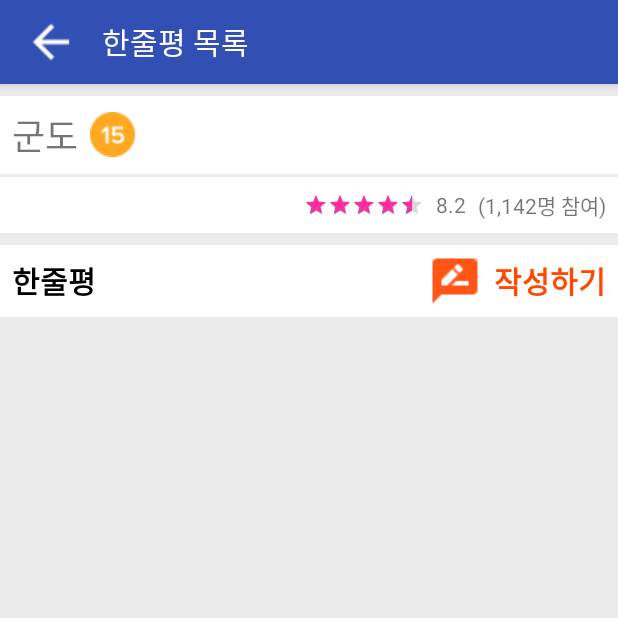
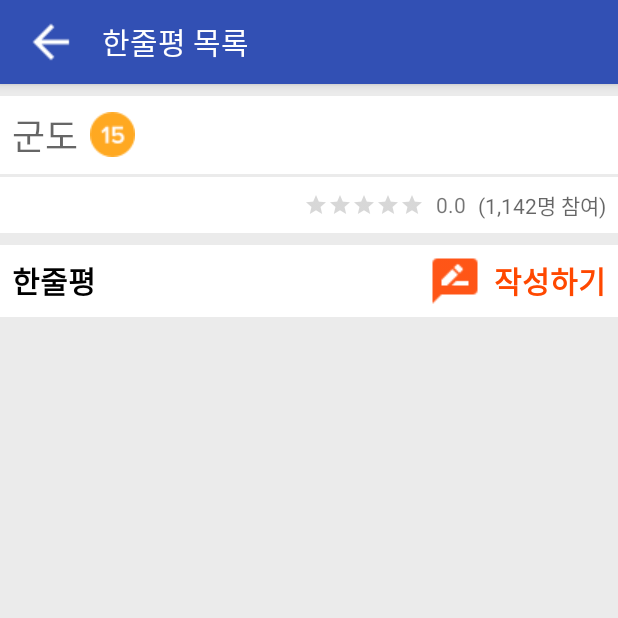
Before and after one commit to calmdawn/AndroidProject_boostcourse, an Android app: the SeeAllReviewActivity screen opened directly, with no data from a screen before it, on a phone screen of 412 x 824 dp, the top half of it. Run offline under Robolectric (Android 15) with nearby library versions, the phone set to English and light mode, and no system bars; our stand-ins replace Volley; network calls fail.

Commit message:
AndroidProject_E complete, do need Refactoring

```diff
--- a/AndroidProject_E/app/src/main/java/com/example/boostcoursemoblieproject/ListViewAdapter.java
+++ b/AndroidProject_E/app/src/main/java/com/example/boostcoursemoblieproject/ListViewAdapter.java
@@ -49,6 +49,7 @@ public class ListViewAdapter extends BaseAdapter {
         }
         Users item = reviewItems.get(position);
         reviewItemsView.setProfileImgView(item.imgRes);
+        reviewItemsView.setDateTextView(item.date);
         reviewItemsView.setScoreRatingBar(item.starScore);
         reviewItemsView.setNameTextView(item.name);
         reviewItemsView.setCommentTextView(item.comment);
--- a/AndroidProject_E/app/src/main/java/com/example/boostcoursemoblieproject/MoviePosterContainerFragment.java
+++ b/AndroidProject_E/app/src/main/java/com/example/boostcoursemoblieproject/MoviePosterContainerFragment.java
@@ -46,8 +46,6 @@ public class MoviePosterContainerFragment extends Fragment {
         Point size = new Point();
         display.getRealSize(size);
         int padding = (size.x) / 9;
-        //int padding = (int) (40 * getResources().getDisplayMetrics().density);   dp를 px로 변환
-
 
         //  영화 목록 + 뷰페이저
         viewPager = rootView.findViewById(R.id.fragment_movie_poster_container_viewpager);
@@ -104,7 +102,6 @@ public class MoviePosterContainerFragment extends Fragment {
 
     public void processResponseConvertGson(String response) {
         Gson gson = new Gson();
-
         ResponseMovieInfo responseMovieInfo = gson.fromJson(response, ResponseMovieInfo.class);
 
         if (responseMovieInfo.code == 200) {
--- a/AndroidProject_E/app/src/main/java/com/example/boostcoursemoblieproject/SeeAllReviewActivity.java
+++ b/AndroidProject_E/app/src/main/java/com/example/boostcoursemoblieproject/SeeAllReviewActivity.java
@@ -10,20 +10,29 @@ import android.view.View;
 import android.widget.Button;
 import android.widget.ImageButton;
 import android.widget.ListView;
+import android.widget.RatingBar;
+import android.widget.TextView;
 import android.widget.Toast;
 
-import java.util.ArrayList;
+import com.android.volley.Request;
+import com.android.volley.Response;
+import com.android.volley.VolleyError;
+import com.android.volley.toolbox.StringRequest;
+import com.google.gson.Gson;
 
 public class SeeAllReviewActivity extends AppCompatActivity implements View.OnClickListener {
 
+
+    public static final int REQUEST_CODE_OF_SEE_ALL_REVIEW_ACTIVITY = 3000;
+    public static final int RESULT_CODE_OF_SEE_ALL_REVIEW_ACTIVITY = 3001;
     private ListView seeAllListView;
     private ListViewAdapter seeAllAdapter;
     private CustomToast customToast;
 
-    public static final int REQUEST_CODE_OF_SEE_ALL_REVIEW_ACTIVITY = 3000;
-    public static final int RESULT_CODE_OF_SEE_ALL_REVIEW_ACTIVITY = 3001;
+    private int movieId;
+    private CommentList commentList;
 
-    private int movieId;
+    private TextView reviewPeopleTv;
 
     @Override
     protected void onCreate(Bundle savedInstanceState) {
@@ -34,6 +43,20 @@ public class SeeAllReviewActivity extends AppCompatActivity implements View.OnCl
 
         customToast = new CustomToast(getApplicationContext());
 
+        movieId = getIntent().getIntExtra(MovieDetailInfoFragment.FRAGMENT_INFO_DETAIL_MOVIE_ID, 0);
+        String movieName = getIntent().getStringExtra(MovieDetailInfoFragment.FRAGMENT_INFO_DETAIL_MOVIE_NAME);
+        float rating = getIntent().getFloatExtra(MovieDetailInfoFragment.FRAGMENT_INFO_DETAIL_MOVIE_RATE, 0);
+
+        TextView titleMovieNameTv = findViewById(R.id.activity_see_all_review_title_tv);
+        TextView ratingbarTv = findViewById(R.id.activity_see_all_review_ratingbar_tv);
+        reviewPeopleTv = findViewById(R.id.activity_see_all_review_people_tv);
+
+        titleMovieNameTv.setText(movieName);
+        ratingbarTv.setText(String.valueOf(rating));
+
+        RatingBar ratingBar = findViewById(R.id.activity_see_all_review_ratingbar);
+        ratingBar.setRating(rating);
+
         ImageButton backImgBtn = findViewById(R.id.activity_see_all_review_back_iv);
         Button writeBtn = findViewById(R.id.activity_see_all_review_write_btn);
 
@@ -41,13 +64,56 @@ public class SeeAllReviewActivity extends AppCompatActivity implements View.OnCl
         seeAllAdapter = new ListViewAdapter(getApplicationContext());
         seeAllListView.setAdapter(seeAllAdapter);
 
-        setListViewData(getIntent());
-
         backImgBtn.setOnClickListener(this);
         writeBtn.setOnClickListener(this);
 
-        Intent intent = getIntent();
-        movieId = intent.getIntExtra(MovieDetailInfoFragment.ARG_PARAM_INFO_DETAIL_MOVIE_ID, 0);
+        requestAllCommentList(movieId);
+
+    }
+
+    private void requestAllCommentList(int movieId) {
+        String url = "http://" + AppHelper.host + ":" + AppHelper.port + "/movie/readCommentList";
+        url += "?" + "id=" + movieId + "&" + "limit=" + "all";
+
+        StringRequest request = new StringRequest(
+                Request.Method.GET,
+                url,
+                new Response.Listener<String>() {
+                    @Override
+                    public void onResponse(String response) {
+                        processResponseConvertGson(response);
+                        setListViewAllCommentList();
+                        reviewPeopleTv.setText("(" + commentList.result.size() + "명 참여)");
+                    }
+                },
+                new Response.ErrorListener() {
+                    @Override
+                    public void onErrorResponse(VolleyError error) {
+
+                    }
+                }
+        );
+
+        request.setShouldCache(false);
+        AppHelper.requestQueue.add(request);
+
+    }
+
+    private void setListViewAllCommentList() {
+        for (int i = 0; i < commentList.result.size(); i++) {
+            seeAllAdapter.addItem(new Users(commentList.result.get(i).writer, commentList.result.get(i).time, commentList.result.get(i).contents, R.drawable.user1, commentList.result.get(i).rating));
+        }
+        seeAllListView.setAdapter(seeAllAdapter);
+    }
+
+    public void processResponseConvertGson(String response) {
+        Gson gson = new Gson();
+        ResponseMovieInfo responseMovieInfo = gson.fromJson(response, ResponseMovieInfo.class);
+
+        if (responseMovieInfo.code == 200) {
+            commentList = gson.fromJson(response, CommentList.class);
+        }
+
     }
 
 
@@ -62,36 +128,26 @@ public class SeeAllReviewActivity extends AppCompatActivity implements View.OnCl
         } else if (id == R.id.activity_see_all_review_write_btn) {
             intent = new Intent(getApplicationContext(), WriteReviewActivity.class);
             intent.putExtra("requestCode", REQUEST_CODE_OF_SEE_ALL_REVIEW_ACTIVITY);
-            intent.putExtra(MovieDetailInfoFragment.ARG_PARAM_INFO_DETAIL_MOVIE_ID, movieId);
+            intent.putExtra(MovieDetailInfoFragment.FRAGMENT_INFO_DETAIL_MOVIE_ID, movieId);
             customToast.makeText(getResources().getString(R.string.see_all_review_toast_write), Toast.LENGTH_SHORT);
             startActivityForResult(intent, REQUEST_CODE_OF_SEE_ALL_REVIEW_ACTIVITY);
         }
 
     }
 
-
     @Override
     protected void onActivityResult(int requestCode, int resultCode, @Nullable Intent data) {
         super.onActivityResult(requestCode, resultCode, data);
+
         if (requestCode == REQUEST_CODE_OF_SEE_ALL_REVIEW_ACTIVITY) {
-            if (resultCode == WriteReviewActivity.RESULT_CODE_OF_WRITE_REVIEW_ACTIVITY) {                // received WriteReviewActivity data
-
-
-
+            if (resultCode == WriteReviewActivity.RESULT_CODE_OF_WRITE_REVIEW_ACTIVITY) {
+                //  리뷰 작성시 바로 반영
+                seeAllAdapter.reviewItems.clear();
+                requestAllCommentList(movieId);
             }
         }
-    }
-
-    //MainActivity로부터 가져온 listview data를 추가
-    private void setListViewData(Intent intentData) {
-        ArrayList<Users> usersData = (ArrayList<Users>) intentData.getSerializableExtra("reviewItemsData");
-        for (int i = 0; i < usersData.size(); i++) {
-            seeAllAdapter.addItem(usersData.get(i));
-        }
-
 
     }
-
 
     @Override
     public void onBackPressed() {
@@ -99,12 +155,7 @@ public class SeeAllReviewActivity extends AppCompatActivity implements View.OnCl
     }
 
     private void backPressEvent(Intent intent) {
-        //한줄평 데이터들을 어댑터에서 가져온후 모두보기로 넘겨줌
-        ArrayList<Users> reviewItemsData = new ArrayList<Users>();
 
-//        reviewItemsData.add((Users)seeAllAdapter.getItem(0));
-
-        intent.putExtra("reviewItemsData", reviewItemsData);
         setResult(RESULT_CODE_OF_SEE_ALL_REVIEW_ACTIVITY, intent);
         customToast.makeText(getResources().getString(R.string.see_all_review_toast_back), Toast.LENGTH_SHORT);
         finish();
--- a/AndroidProject_E/app/src/main/res/layout/activity_see_all_review.xml
+++ b/AndroidProject_E/app/src/main/res/layout/activity_see_all_review.xml
@@ -18,12 +18,13 @@
         android:paddingBottom="@dimen/padding_see_all_review_inside_layout">
 
         <TextView
+            android:id="@+id/activity_see_all_review_title_tv"
             android:layout_width="wrap_content"
             android:layout_height="wrap_content"
             android:layout_marginStart="@dimen/margin_see_all_review_between_layout"
             android:background="@color/white"
             android:gravity="center_vertical"
-            android:text="@string/movie_detail_info_poster_movie_name"
+            android:hint="@string/movie_detail_info_poster_movie_name"
             android:textSize="@dimen/textsize_write_review_large" />
 
         <ImageView
@@ -46,6 +47,7 @@
         android:paddingBottom="8dp">
 
         <RatingBar
+            android:id="@+id/activity_see_all_review_ratingbar"
             style="@style/Widget.AppCompat.RatingBar.Small"
             android:layout_width="wrap_content"
             android:layout_height="wrap_content"
@@ -54,18 +56,20 @@
             android:rating="4.5" />
 
         <TextView
+            android:id="@+id/activity_see_all_review_ratingbar_tv"
             android:layout_width="wrap_content"
             android:layout_height="wrap_content"
             android:layout_marginStart="@dimen/margin_see_all_review_between_layout"
-            android:text="8.2" />
+            android:hint="8.2" />
 
 
         <TextView
+            android:id="@+id/activity_see_all_review_people_tv"
             android:layout_width="wrap_content"
             android:layout_height="wrap_content"
             android:layout_marginStart="@dimen/margin_see_all_review_between_layout"
             android:layout_marginEnd="@dimen/margin_see_all_review_between_layout"
-            android:text="(1,142명 참여)" />
+            android:hint="(1,142명 참여)" />
 
     </LinearLayout>
 
--- a/AndroidProject_E/app/src/main/res/layout/activity_write_review.xml
+++ b/AndroidProject_E/app/src/main/res/layout/activity_write_review.xml
@@ -8,14 +8,16 @@
 
 
     <TextView
+        android:id="@+id/activity_writereview_title_tv"
         android:layout_width="wrap_content"
         android:layout_height="wrap_content"
         android:layout_marginTop="@dimen/margin_write_review_between_widget"
+        android:layout_marginStart="@dimen/margin_write_review_between_widget"
         android:background="@color/white"
         android:drawableEnd="@drawable/ic_15"
         android:drawablePadding="8dp"
         android:gravity="center_vertical"
-        android:text="@string/movie_detail_info_poster_movie_name"
+        android:hint="@string/movie_detail_info_poster_movie_name"
         android:textSize="@dimen/textsize_write_review_large" />
 
     <TextView
--- a/AndroidProject_E/app/src/main/res/layout/layout_review_items_view.xml
+++ b/AndroidProject_E/app/src/main/res/layout/layout_review_items_view.xml
@@ -39,6 +39,7 @@
             android:orientation="horizontal">
 
             <TextView
+                android:id="@+id/view_reviewitems_date"
                 android:layout_width="wrap_content"
                 android:layout_height="wrap_content"
                 android:text="@string/movie_detail_info_movie_review_usertime"
```
Also changed, not shown: AndroidProject_E/app/src/main/java/com/example/boostcoursemoblieproject/MainActivity.java (+3 -4 lines), AndroidProject_E/app/src/main/java/com/example/boostcoursemoblieproject/MovieDetailInfoFragment.java (+39 -48 lines), AndroidProject_E/app/src/main/java/com/example/boostcoursemoblieproject/MoviePosterFragment.java (+4 -4 lines), AndroidProject_E/app/src/main/java/com/example/boostcoursemoblieproject/ReviewItemsView.java (+7 -7 lines), AndroidProject_E/app/src/main/java/com/example/boostcoursemoblieproject/Users.java (+11 -1 lines), AndroidProject_E/app/src/main/java/com/example/boostcoursemoblieproject/WriteReviewActivity.java (+17 -6 lines).
